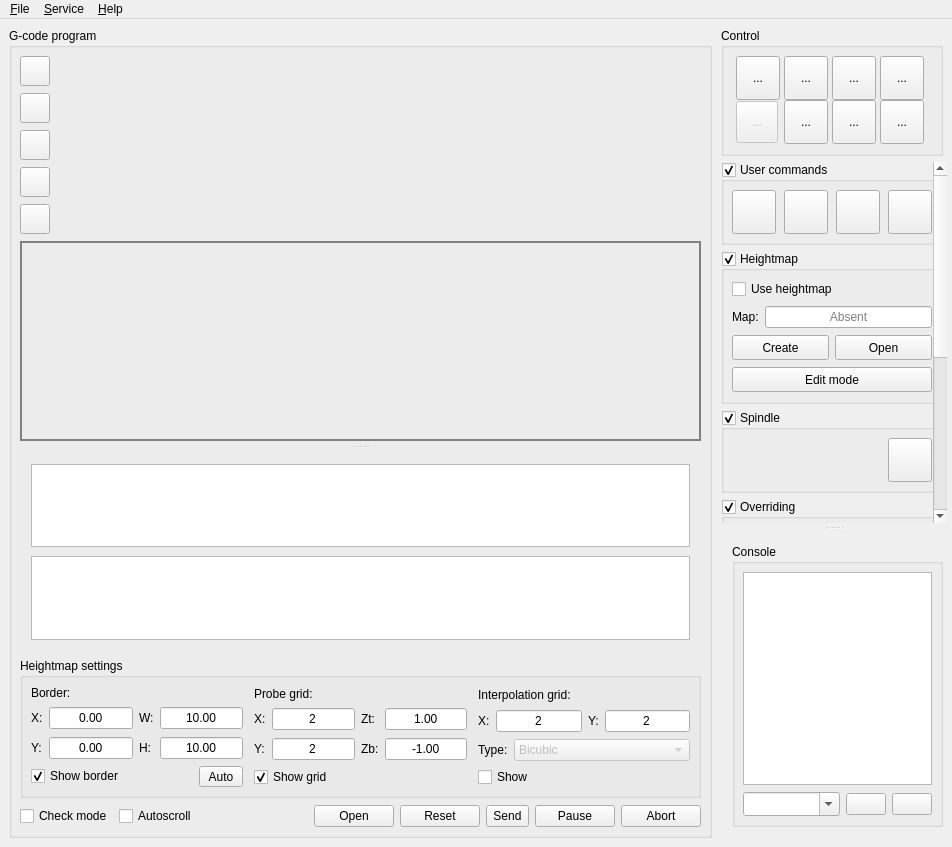
First picture: the form in src/frmmain.ui, repository trcwm/Candle, before the edit.
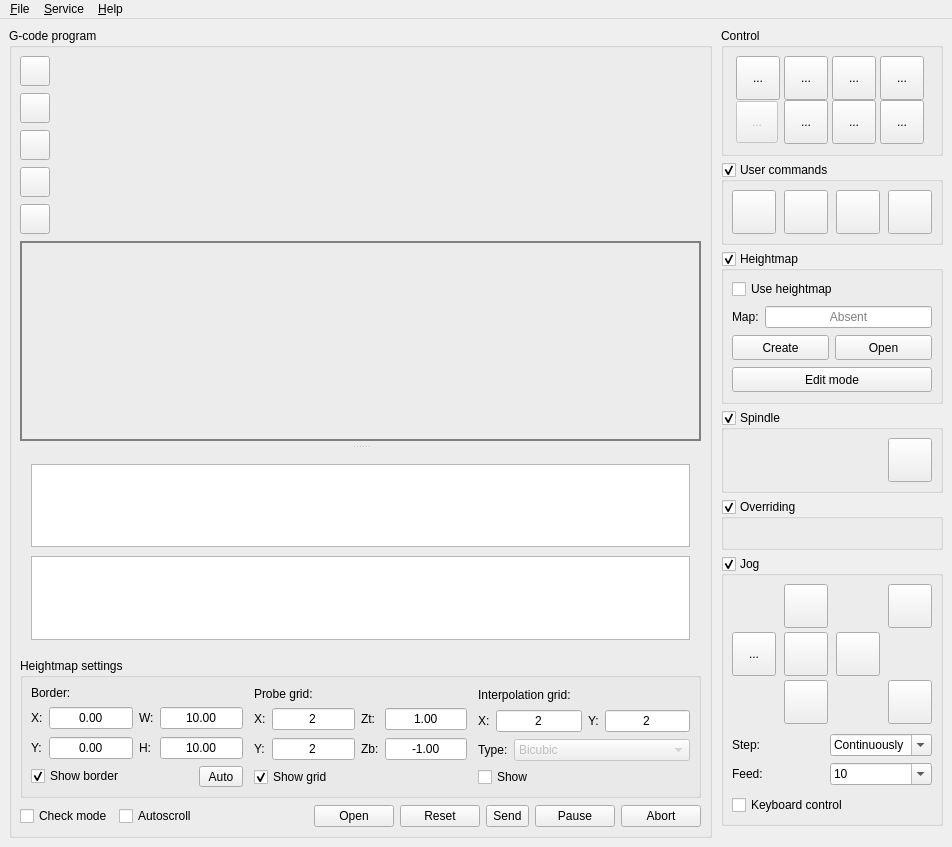
Second picture: the form after the edit. Icons and pictures are not drawn. Custom widgets are drawn as their Qt base class.

Commit message: Added console tab

Patch:
```diff
--- a/src/frmmain.ui
+++ b/src/frmmain.ui
@@ -2267,133 +2267,6 @@
           </layout>
          </widget>
         </widget>
-        <widget class="QWidget" name="layoutWidget1">
-         <layout class="QHBoxLayout" name="horizontalLayout_29">
-          <property name="rightMargin">
-           <number>4</number>
-          </property>
-          <item>
-           <widget class="GroupBox" name="grpConsole">
-            <property name="autoFillBackground">
-             <bool>false</bool>
-            </property>
-            <property name="title">
-             <string>Console</string>
-            </property>
-            <layout class="QVBoxLayout" name="verticalLayout_3" stretch="0,0,0">
-             <property name="spacing">
-              <number>0</number>
-             </property>
-             <property name="leftMargin">
-              <number>8</number>
-             </property>
-             <property name="topMargin">
-              <number>8</number>
-             </property>
-             <property name="rightMargin">
-              <number>8</number>
-             </property>
-             <property name="bottomMargin">
-              <number>8</number>
-             </property>
-             <item>
-              <widget class="QPlainTextEdit" name="txtConsole">
-               <property name="minimumSize">
-                <size>
-                 <width>0</width>
-                 <height>1</height>
-                </size>
-               </property>
-               <property name="font">
-                <font>
-                 <pointsize>9</pointsize>
-                </font>
-               </property>
-               <property name="readOnly">
-                <bool>true</bool>
-               </property>
-              </widget>
-             </item>
-             <item>
-              <spacer name="spacerConsole">
-               <property name="orientation">
-                <enum>Qt::Vertical</enum>
-               </property>
-               <property name="sizeType">
-                <enum>QSizePolicy::Fixed</enum>
-               </property>
-               <property name="sizeHint" stdset="0">
-                <size>
-                 <width>20</width>
-                 <height>7</height>
-                </size>
-               </property>
-              </spacer>
-             </item>
-             <item>
-              <layout class="QHBoxLayout" name="horizontalLayout_7" stretch="1,0,0">
-               <item>
-                <widget class="ComboBox" name="cboCommand">
-                 <property name="styleSheet">
-                  <string notr="true">padding-top: 3;
-padding-bottom: 3;
-padding-right: 8;</string>
-                 </property>
-                 <property name="editable">
-                  <bool>true</bool>
-                 </property>
-                 <property name="maxVisibleItems">
-                  <number>5</number>
-                 </property>
-                 <property name="maxCount">
-                  <number>10</number>
-                 </property>
-                 <property name="insertPolicy">
-                  <enum>QComboBox::InsertAtTop</enum>
-                 </property>
-                </widget>
-               </item>
-               <item>
-                <widget class="QPushButton" name="cmdCommandSend">
-                 <property name="toolTip">
-                  <string>Send command</string>
-                 </property>
-                 <property name="icon">
-                  <iconset resource="images.qrc">
-                   <normaloff>:/images/send_1.png</normaloff>:/images/send_1.png</iconset>
-                 </property>
-                 <property name="iconSize">
-                  <size>
-                   <width>16</width>
-                   <height>16</height>
-                  </size>
-                 </property>
-                </widget>
-               </item>
-               <item>
-                <widget class="QPushButton" name="cmdClearConsole">
-                 <property name="toolTip">
-                  <string>Clear console</string>
-                 </property>
-                 <property name="icon">
-                  <iconset resource="images.qrc">
-                   <normaloff>:/images/erase_1.png</normaloff>:/images/erase_1.png</iconset>
-                 </property>
-                 <property name="iconSize">
-                  <size>
-                   <width>16</width>
-                   <height>16</height>
-                  </size>
-                 </property>
-                </widget>
-               </item>
-              </layout>
-             </item>
-            </layout>
-           </widget>
-          </item>
-         </layout>
-        </widget>
        </widget>
       </item>
      </layout>
@@ -2538,11 +2411,6 @@
    <header location="global">widgets/glwidget.h</header>
    <container>1</container>
   </customwidget>
-  <customwidget>
-   <class>ComboBox</class>
-   <extends>QComboBox</extends>
-   <header location="global">widgets/combobox.h</header>
-  </customwidget>
   <customwidget>
    <class>SliderBox</class>
    <extends>QWidget</extends>
```
Left out of the diff: 4 changed lines with no effect on the pictures. The commit also changes 6 other files.
